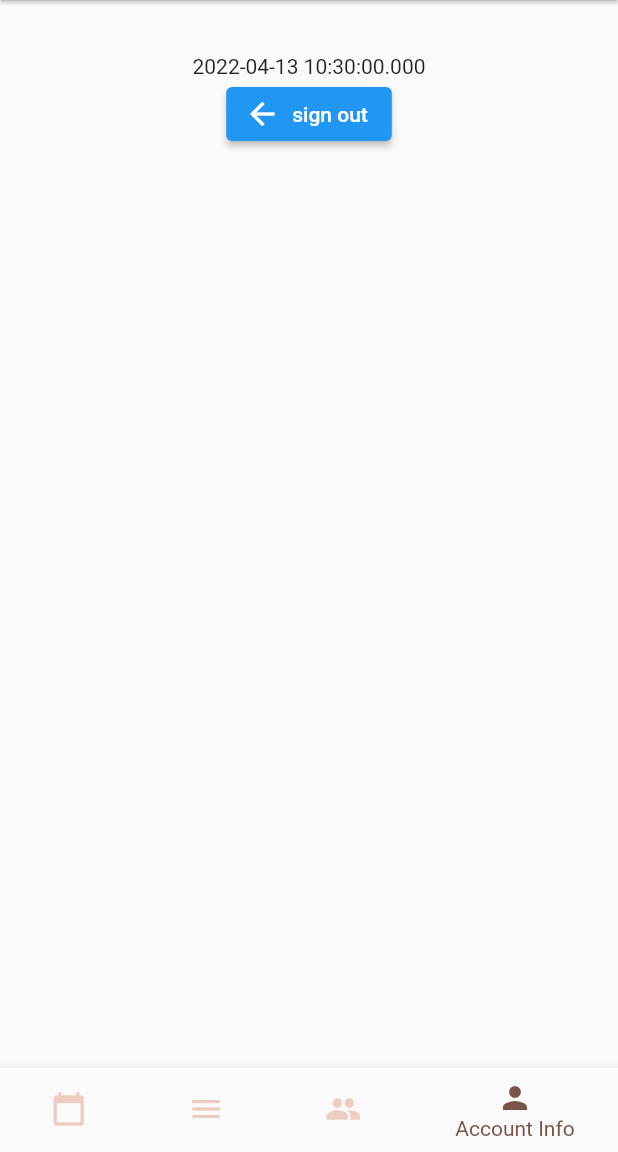
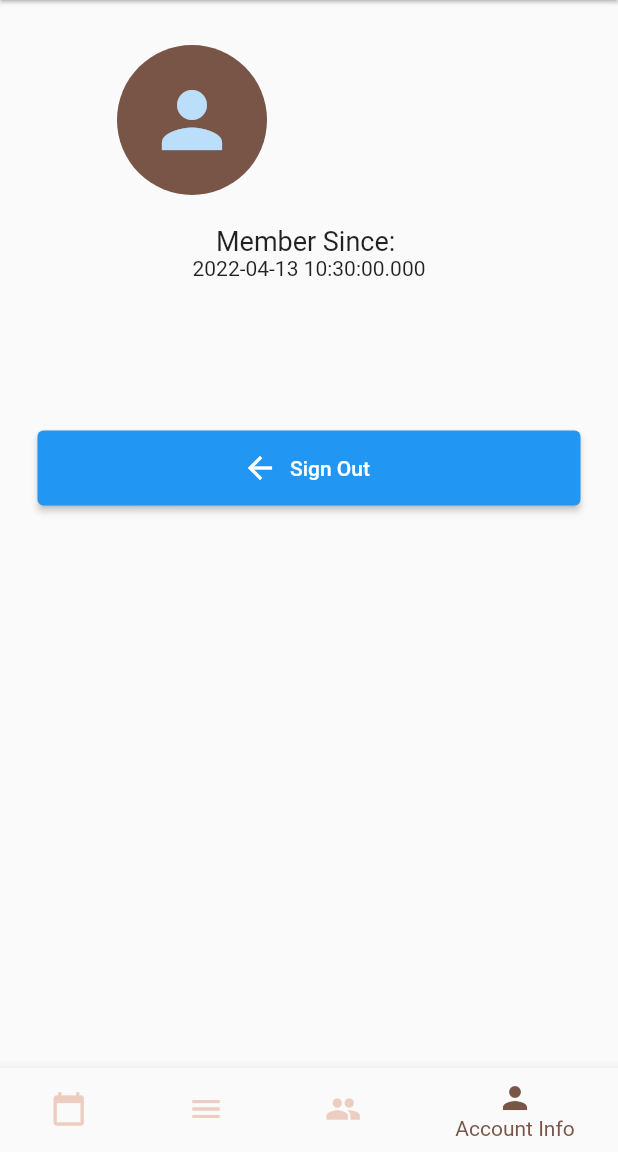
Before and after one commit to Abeljo/Resturant_App, a Flutter app: the screen it shows once a user with an empty profile is signed in, item 4 of the bottom bar chosen, on a phone screen of 412 x 824 dp, the part 84-1236 px from its top. Run offline on Flutter 3.47's test engine with Material 2 defaults, Android fonts, the phone set to English and light mode, and no system bars; our stand-ins replace firebase_auth, firebase_core; accounts and stored records are empty.

Commit message:
made account page working

```diff
--- a/lib/Pages/personalPage.dart
+++ b/lib/Pages/personalPage.dart
@@ -21,23 +21,53 @@ class _personalPageState extends State<personalPage> {
   @override
   Widget build(BuildContext context) {
     return Scaffold(
-      body: Center(
-        child: Column(
+        body: Column(
+      children: [
+        SizedBox(
+          height: 30,
+        ),
+        Row(
+          mainAxisAlignment: MainAxisAlignment.spaceAround,
           children: [
-            Center(
-              child: Text(user.email!),
+            Container(
+              child: CircleAvatar(
+                backgroundColor: Colors.brown,
+                radius: 50,
+                child: Icon(
+                  Icons.person,
+                  size: 60,
+                ),
+              ),
             ),
-            SizedBox(
-              height: 20,
-            ),
-            Text(user.metadata.creationTime.toString()),
-            ElevatedButton.icon(
-                onPressed: () => FirebaseAuth.instance.signOut(),
-                icon: Icon(Icons.arrow_back),
-                label: Text('sign out'))
+            Column(
+              crossAxisAlignment: CrossAxisAlignment.center,
+              mainAxisAlignment: MainAxisAlignment.spaceEvenly,
+              children: [
+                Text(user.email!, style: TextStyle(fontSize: 20)),
+              ],
+            )
           ],
         ),
-      ),
-    );
+        SizedBox(
+          height: 20,
+        ),
+        Text(
+          'Member Since: ',
+          style: TextStyle(fontSize: 18),
+        ),
+        Text(user.metadata.creationTime.toString()),
+        SizedBox(
+          height: 100,
+        ),
+        Container(
+          width: MediaQuery.of(context).size.width - 50,
+          height: 50,
+          child: ElevatedButton.icon(
+              onPressed: () => FirebaseAuth.instance.signOut(),
+              icon: Icon(Icons.arrow_back),
+              label: Text('Sign Out')),
+        )
+      ],
+    ));
   }
 }
```
